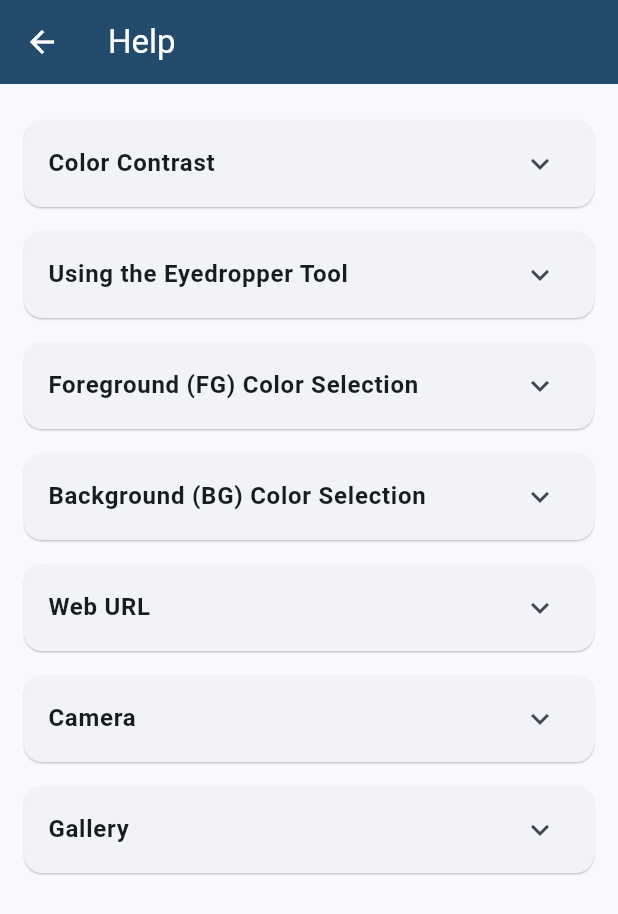
After one commit to kennakomea/DAC-Colour-Contrast, a Flutter app: the HelpScreen screen opened directly, on a phone screen of 412 x 824 dp. The commit adds this screen. Shown: the top 914 px of the screen. Run offline on Flutter 3.47's test engine with Material 3 defaults, Android fonts, the light colour scheme and no system bars; our stand-ins replace image_picker, ionicons, share_plus; missing offline and left inert: eye_dropper, flutter_email_sender, flutter_inappwebview.

```diff
--- /dev/null
+++ b/lib/help.dart
@@ -0,0 +1,76 @@
+import 'package:dac_colour_contrast/constants.dart';
+import 'package:flutter/material.dart';
+
+class HelpScreen extends StatelessWidget {
+  @override
+  Widget build(BuildContext context) {
+    return Scaffold(
+      appBar: AppBar(
+        iconTheme: const IconThemeData(color: Colors.white),
+        title: const Text('Help', style: TextStyle(color: Colors.white)),
+        backgroundColor: kPrimaryColor
+      ),
+      body: ListView(
+        padding: const EdgeInsets.all(16.0),
+        children: const [
+          HelpSection(
+            title: "Color Contrast",
+            content: "Analyze the color contrast of selected images from either the camera or gallery. The results will show compliance with WCAG guidelines.",
+          ),
+          HelpSection(
+            title: "Using the Eyedropper Tool",
+            content: "To use the eyedropper tool, select an image either from the camera or gallery. Then, tap the eyedropper icon and click on any part of the image to select the foreground or background color. The color code and contrast ratio will automatically update based on your selection.",
+          ),
+          HelpSection(
+            title: "Foreground (FG) Color Selection",
+            content: "Tap the FG color icon to activate the eyedropper for selecting a foreground color directly from the image. The selected color will be used for color contrast calculations.",
+          ),
+          HelpSection(
+            title: "Background (BG) Color Selection",
+            content: "Tap the BG color icon to activate the eyedropper for selecting a background color. Similar to FG selection, this color will be used for contrast analysis with the FG color.",
+          ),
+          HelpSection(
+            title: "Web URL",
+            content: "Access any website by entering its URL. Tap the 'Upload File' icon, choose 'Web URL', and enter the URL you wish to access.",
+          ),
+          HelpSection(
+            title: "Camera",
+            content: "Use your camera to take photos directly within the app for color analysis. Tap the 'Upload File' icon and select 'Camera'.",
+          ),
+          HelpSection(
+            title: "Gallery",
+            content: "Select images from your device's gallery for color analysis. Tap the 'Upload File' icon and choose 'Gallery' to pick an image.",
+          ),
+        ],
+      ),
+    );
+  }
+}
+
+class HelpSection extends StatelessWidget {
+  final String title;
+  final String content;
+
+  const HelpSection({
+    Key? key,
+    required this.title,
+    required this.content,
+  }) : super(key: key);
+
+  @override
+  Widget build(BuildContext context) {
+    return Card(
+      elevation: 0.5,
+      margin: const EdgeInsets.symmetric(vertical: 8),
+      child: ExpansionTile(
+        title: Text(title, style: const TextStyle(fontWeight: FontWeight.bold)),
+        children: <Widget>[
+          Padding(
+            padding: const EdgeInsets.all(16.0),
+            child: Text(content),
+          ),
+        ],
+      ),
+    );
+  }
+}
--- a/pubspec.yaml
+++ b/pubspec.yaml
@@ -44,6 +44,8 @@ dependencies:
   image_picker: ^1.0.7
   share_plus: ^8.0.2
   provider: ^6.1.2
+  url_launcher: ^6.2.6
+  flutter_email_sender: ^6.0.3
 
 dev_dependencies:
   flutter_test:
```
Also changed, not shown: lib/home_page.dart (+41 -19 lines), lib/results_container.dart (+46 -9 lines), lib/send_feedback.dart (added, +144 -0 lines), pubspec.lock, 2 other files.
